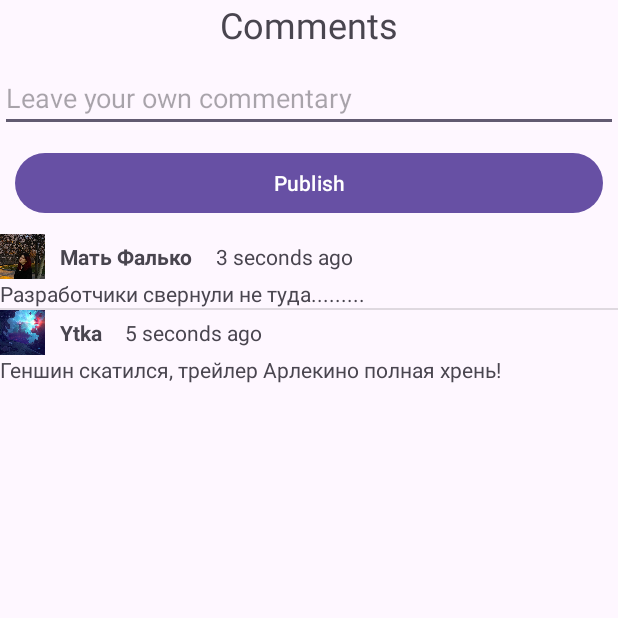
After one commit to Uncert41nty/FirstAppTest, an Android app: the CommentsActivity screen opened directly, with no data from a screen before it, on a phone screen of 412 x 824 dp, the top half of it. The commit adds this screen. Run offline under Robolectric (Android 15) with nearby library versions, the phone set to English and light mode, and no system bars.

Commit message:
Comments

```diff
--- a/app/src/main/java/com/example/firstapptest/Animal.java
+++ b/app/src/main/java/com/example/firstapptest/Animal.java
@@ -4,8 +4,8 @@ package com.example.firstapptest;
 import android.graphics.drawable.Drawable;
 
 public class Animal {
-    Drawable image;
-    String name;
+    private Drawable image;
+    private String name;
 
     public Animal(Drawable image, String name) {
         this.image = image;
--- /dev/null
+++ b/app/src/main/java/com/example/firstapptest/Comment.java
@@ -0,0 +1,49 @@
+package com.example.firstapptest;
+
+import android.graphics.drawable.Drawable;
+
+public class Comment {
+    private Drawable userIcon;
+    private String name;
+    private String userComment;
+    private long commentPublishedTime;
+
+    public Comment(Drawable userIcon, String name, String userComment, long commentPublishedTime) {
+        this.userIcon = userIcon;
+        this.name = name;
+        this.userComment = userComment;
+        this.commentPublishedTime = commentPublishedTime;
+    }
+
+    public Drawable getUserIcon() {
+        return userIcon;
+    }
+
+    public void setUserIcon(Drawable userIcon) {
+        this.userIcon = userIcon;
+    }
+
+    public String getName() {
+        return name;
+    }
+
+    public void setName(String name) {
+        this.name = name;
+    }
+
+    public String getUserComment() {
+        return userComment;
+    }
+
+    public void setUserComment(String userComment) {
+        this.userComment = userComment;
+    }
+
+    public long getCommentPublishedTime() {
+        return commentPublishedTime;
+    }
+
+    public void setCommentPublishedTime(long commentPublishedTime) {
+        this.commentPublishedTime = commentPublishedTime;
+    }
+}
--- /dev/null
+++ b/app/src/main/java/com/example/firstapptest/CommentsActivity.java
@@ -0,0 +1,72 @@
+package com.example.firstapptest;
+
+import androidx.appcompat.app.AppCompatActivity;
+
+import android.os.Bundle;
+import android.view.View;
+import android.widget.Button;
+import android.widget.EditText;
+import android.widget.ListView;
+
+import java.util.ArrayList;
+import java.util.Comparator;
+
+public class CommentsActivity extends AppCompatActivity {
+
+    ListView listView;
+    Button publishBtn;
+    EditText editText;
+    CommentsAdapter adapter;
+    ArrayList<Comment> comments;
+
+    @Override
+    protected void onCreate(Bundle savedInstanceState) {
+        super.onCreate(savedInstanceState);
+        setContentView(R.layout.activity_comments);
+        definviews();
+        makeButtonWork();
+        fillComments();
+
+        comments.sort(comparator);
+
+        adapter = new CommentsAdapter(this, comments);
+        listView.setAdapter(adapter);
+    }
+
+    private void definviews() {
+        listView = findViewById(R.id.commentsListView);
+        publishBtn = findViewById(R.id.commentsPublishButton);
+        editText = findViewById(R.id.commentsEditText);
+    }
+
+    private void makeButtonWork() {
+        publishBtn.setOnClickListener(new View.OnClickListener() {
+            @Override
+            public void onClick(View v) {
+                String commentText = editText.getText().toString();
+                Comment newComment = new Comment(getResources().getDrawable(R.drawable.vika), "Цыган", commentText, System.currentTimeMillis());
+                comments.add(newComment);
+                comments.sort(comparator);
+
+                adapter.notifyDataSetChanged();
+                editText.setText("");
+            }
+        });
+    }
+
+    private void fillComments() {
+        comments = new ArrayList<>();
+        comments.add(new Comment(getResources().getDrawable(R.drawable.ytka), "Ytka", "Геншин скатился, трейлер Арлекино полная хрень!", System.currentTimeMillis() - 5000));
+        comments.add(new Comment(getResources().getDrawable(R.drawable.sofia), "Мать Фалько", "Разработчики свернули не туда.........", System.currentTimeMillis() - 3000));
+    }
+
+    public static Comparator<Comment> comparator = new Comparator<Comment>() {
+        @Override
+        public int compare(Comment o1, Comment o2) {
+            long result1 = o1.getCommentPublishedTime();
+            long result2 = o2.getCommentPublishedTime();
+
+            return Long.compare(result2, result1);
+        }
+    };
+}
--- /dev/null
+++ b/app/src/main/java/com/example/firstapptest/CommentsAdapter.java
@@ -0,0 +1,66 @@
+package com.example.firstapptest;
+
+import android.content.Context;
+import android.view.LayoutInflater;
+import android.view.View;
+import android.view.ViewGroup;
+import android.widget.ArrayAdapter;
+import android.widget.ImageView;
+import android.widget.TextView;
+
+import androidx.annotation.NonNull;
+import androidx.annotation.Nullable;
+
+import org.w3c.dom.Text;
+
+import java.util.ArrayList;
+import java.util.Calendar;
+
+public class CommentsAdapter extends ArrayAdapter<Comment> {
+    Context context;
+    ArrayList<Comment> comments;
+    View v;
+
+    public CommentsAdapter(@NonNull Context context, ArrayList<Comment> comments) {
+        super(context, R.layout.item_comments_history, comments);
+        this.context = context;
+        this.comments = comments;
+    }
+
+    @NonNull
+    @Override
+    public View getView(int position, @Nullable View convertView, @NonNull ViewGroup parent) {
+        Comment comment = this.comments.get(position);
+
+        LayoutInflater inflater = LayoutInflater.from(this.context);
+        v = inflater.inflate(R.layout.item_comments_history,null,false);
+
+        ImageView userIcon = v.findViewById(R.id.itemCommentUserIcon);
+        TextView userName = v.findViewById(R.id.itemCommentUserName);
+        TextView userComment = v.findViewById(R.id.itemCommentTextView);
+        TextView commentPublishedTime = v.findViewById(R.id.itemCommentPublishedTime);
+
+        userIcon.setImageDrawable(comment.getUserIcon());
+        userName.setText(comment.getName());
+        userComment.setText(comment.getUserComment());
+
+        Calendar calendar = Calendar.getInstance();
+        calendar.setTimeInMillis(comment.getCommentPublishedTime());
+
+        Calendar currentTime = Calendar.getInstance();
+        currentTime.setTimeInMillis(System.currentTimeMillis());
+
+        long differenceBetweenDates = currentTime.getTime().getTime() - calendar.getTime().getTime();
+        differenceBetweenDates /=1000;
+
+        if (differenceBetweenDates >= 60) {
+            String timestampText = (differenceBetweenDates / 60) + " minutes ago";
+            commentPublishedTime.setText(timestampText);
+        } else {
+            String timestampText = (differenceBetweenDates) + " seconds ago";
+            commentPublishedTime.setText(timestampText);
+        }
+
+        return v;
+    }
+}
--- a/app/src/main/java/com/example/firstapptest/HomeActivity.java
+++ b/app/src/main/java/com/example/firstapptest/HomeActivity.java
@@ -35,7 +35,7 @@ public class HomeActivity extends AppCompatActivity implements View.OnClickListe
 
             @Override
             public void onClick(View v) {
-                Intent intent = new Intent(HomeActivity.this, Kopilka.class);
+                Intent intent = new Intent(HomeActivity.this, KopilkaActivity.class);
                 startActivity(intent);
             }
         });
@@ -44,7 +44,7 @@ public class HomeActivity extends AppCompatActivity implements View.OnClickListe
 
             @Override
             public void onClick(View v) {
-                Intent intent = new Intent(HomeActivity.this, NewCalculator.class);
+                Intent intent = new Intent(HomeActivity.this, NewCalculatorActivity.class);
                 startActivity(intent);
             }
         });
@@ -68,7 +68,7 @@ public class HomeActivity extends AppCompatActivity implements View.OnClickListe
         btn5.setOnClickListener(new View.OnClickListener() {
             @Override
             public void onClick(View v) {
-                Intent intent = new Intent(HomeActivity.this, StudentListViewActitivity.class);
+                Intent intent = new Intent(HomeActivity.this, CommentsActivity.class);
                 startActivity(intent);
             }
         });
--- a/app/src/main/java/com/example/firstapptest/Kopilka.java
+++ b/app/src/main/java/com/example/firstapptest/KopilkaActivity.java
@@ -10,7 +10,7 @@ import android.view.View;
 import android.widget.Button;
 import android.widget.TextView;
 
-public class Kopilka extends AppCompatActivity {
+public class KopilkaActivity extends AppCompatActivity {
 
     TextView textView;
     int counter;
@@ -68,7 +68,7 @@ public class Kopilka extends AppCompatActivity {
         addBtn.setOnClickListener(new View.OnClickListener() {
             @Override
             public void onClick(View v) {
-                Intent intent = new Intent(Kopilka.this, KopilkaAdd.class);
+                Intent intent = new Intent(KopilkaActivity.this, KopilkaAdd.class);
                 startActivityForResult(intent, LAUNCH_KOPILKA_ADD_ACTIVITY);
             }
         });
@@ -76,7 +76,7 @@ public class Kopilka extends AppCompatActivity {
         takeBtn.setOnClickListener(new View.OnClickListener() {
             @Override
             public void onClick(View v) {
-                Intent intent = new Intent(Kopilka.this, KopilkaTake.class);
+                Intent intent = new Intent(KopilkaActivity.this, KopilkaTake.class);
                 startActivityForResult(intent, LAUNCH_TAKING_MONEY_ACTIVITY);
             }
         });
--- a/app/src/main/java/com/example/firstapptest/NewCalculator.java
+++ b/app/src/main/java/com/example/firstapptest/NewCalculatorActivity.java
@@ -8,7 +8,7 @@ import android.widget.Button;
 import android.widget.EditText;
 import android.widget.TextView;
 
-public class NewCalculator extends AppCompatActivity  implements View.OnClickListener{
+public class NewCalculatorActivity extends AppCompatActivity  implements View.OnClickListener{
 
     TextView resultText;
 
--- /dev/null
+++ b/app/src/main/res/layout/activity_comments.xml
@@ -0,0 +1,35 @@
+<?xml version="1.0" encoding="utf-8"?>
+<LinearLayout xmlns:android="http://schemas.android.com/apk/res/android"
+    xmlns:app="http://schemas.android.com/apk/res-auto"
+    xmlns:tools="http://schemas.android.com/tools"
+    android:layout_width="match_parent"
+    android:layout_height="match_parent"
+    android:orientation="vertical"
+    tools:context=".CommentsActivity">
+
+    <TextView
+        android:layout_width="match_parent"
+        android:layout_height="wrap_content"
+        android:textAlignment="center"
+        android:text="Comments"
+        android:textSize="24sp"
+        android:layout_marginBottom="10dp"/>
+
+    <EditText
+        android:id="@+id/commentsEditText"
+        android:layout_width="match_parent"
+        android:layout_height="wrap_content"
+        android:hint="Leave your own commentary"/>
+
+    <Button
+        android:id="@+id/commentsPublishButton"
+        android:layout_width="match_parent"
+        android:layout_height="wrap_content"
+        android:text="Publish"
+        android:layout_margin="10dp"/>
+
+    <ListView
+        android:id="@+id/commentsListView"
+        android:layout_width="match_parent"
+        android:layout_height="wrap_content"/>
+</LinearLayout>
--- /dev/null
+++ b/app/src/main/res/layout/item_comments_history.xml
@@ -0,0 +1,40 @@
+<?xml version="1.0" encoding="utf-8"?>
+<LinearLayout xmlns:android="http://schemas.android.com/apk/res/android"
+    android:orientation="vertical"
+    android:layout_width="match_parent"
+    android:layout_height="match_parent">
+
+    <LinearLayout
+        android:layout_width="match_parent"
+        android:layout_height="wrap_content"
+        android:orientation="horizontal"
+        android:gravity="center_vertical">
+
+        <ImageView
+            android:id="@+id/itemCommentUserIcon"
+            android:layout_width="30dp"
+            android:layout_height="30dp"
+            />
+
+        <TextView
+            android:id="@+id/itemCommentUserName"
+            android:layout_width="wrap_content"
+            android:layout_height="wrap_content"
+            android:text="User name"
+            android:layout_marginLeft="10dp"
+            android:layout_marginRight="15dp"
+            android:textStyle="bold"/>
+
+        <TextView
+            android:id="@+id/itemCommentPublishedTime"
+            android:layout_width="wrap_content"
+            android:layout_height="wrap_content"
+            android:text="Published time"/>
+    </LinearLayout>
+
+    <TextView
+        android:id="@+id/itemCommentTextView"
+        android:layout_width="match_parent"
+        android:layout_height="wrap_content"/>
+
+</LinearLayout>
```
Also changed, not shown: app/src/main/AndroidManifest.xml (+5 -2 lines).
